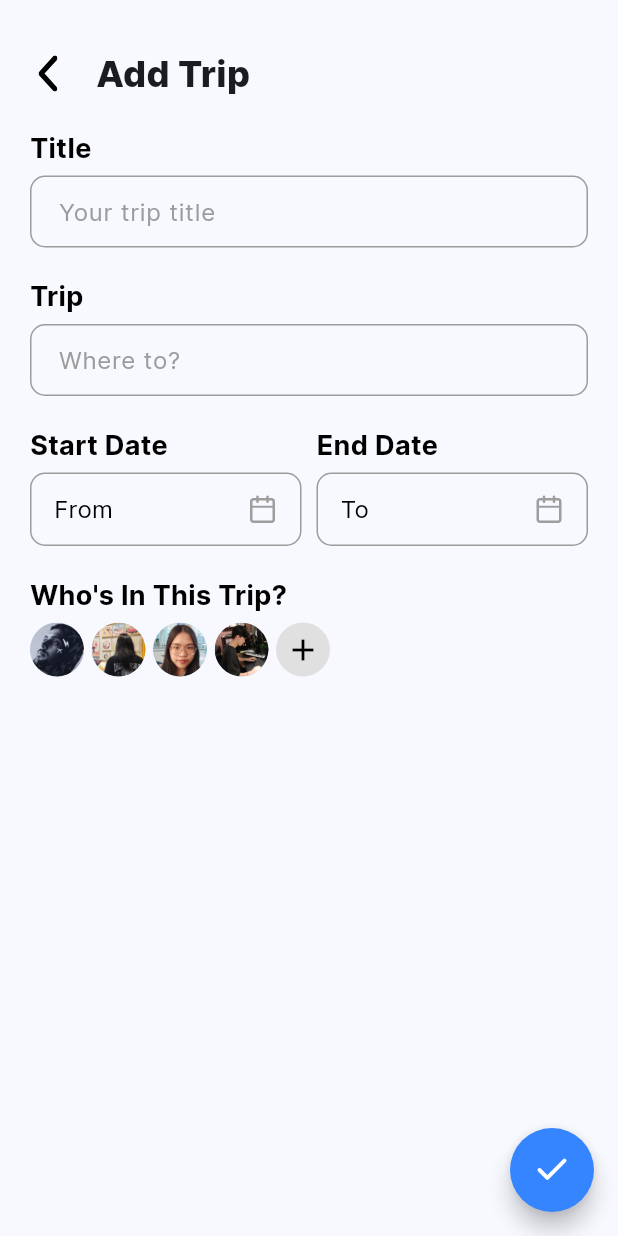
After one commit to ryanceha/Trippin, a Flutter app: the AddTripPage screen opened directly, on a phone screen of 412 x 824 dp. The commit adds this screen. Run offline on Flutter 3.47's test engine with Material 3 defaults, Android fonts, the phone set to English and light mode, and no system bars; our stand-ins replace animated_splash_screen, curved_navigation_bar, flutter_svg, percent_indicator.

Commit message:
add trip

```diff
--- a/lib/main.dart
+++ b/lib/main.dart
@@ -1,5 +1,7 @@
 import 'package:flutter/material.dart';
+import 'package:trippin/pages/add_trip_page.dart';
 import 'package:trippin/pages/splash_page.dart';
+import 'package:trippin/pages/split_billing_page.dart';
 
 void main() {
   runApp(const MainApp());
--- /dev/null
+++ b/lib/pages/add_trip_page.dart
@@ -0,0 +1,235 @@
+import 'package:flutter/material.dart';
+import 'package:flutter_svg/flutter_svg.dart';
+import 'package:trippin/pages/dashboard_page.dart';
+
+class AddTripPage extends StatefulWidget {
+  const AddTripPage({super.key});
+
+  @override
+  State<AddTripPage> createState() => _AddTripPageState();
+}
+
+class _AddTripPageState extends State<AddTripPage> {
+  final TextEditingController _titleController = TextEditingController();
+  final TextEditingController _tripController = TextEditingController();
+  DateTime? _startDate;
+  DateTime? _endDate;
+
+  @override
+  Widget build(BuildContext context) {
+    return Scaffold(
+      body: Padding(
+        padding: const EdgeInsets.symmetric(horizontal: 20, vertical: 32.0),
+        child: SingleChildScrollView(
+          child: Column(
+            crossAxisAlignment: CrossAxisAlignment.start,
+            children: [
+              Row(
+                children: [
+                  GestureDetector(
+                    onTap: () {
+                      Navigator.pop(context);
+                    },
+                    child: Container(
+                      width: 24,
+                      height: 24,
+                      child: SvgPicture.asset('lib/images/recommend/back.svg'),
+                    ),
+                  ),
+                  const SizedBox(width: 20),
+                  Text(
+                    'Add Trip',
+                    style: TextStyle(
+                      fontFamily: 'Inter',
+                      fontSize: 24,
+                      fontWeight: FontWeight.w800,
+                    ),
+                  ),
+                ],
+              ),
+              const SizedBox(height: 20),
+              _inputLabel("Title"),
+              const SizedBox(height: 5),
+              _inputField('Your trip title', _titleController),
+              const SizedBox(height: 20),
+              _inputLabel("Trip"),
+              const SizedBox(height: 5),
+              _inputField('Where to?', _tripController),
+              const SizedBox(height: 20),
+              Row(
+                children: [
+                  Flexible(
+                    child: Column(
+                      crossAxisAlignment: CrossAxisAlignment.start,
+                      children: [
+                        _inputLabel("Start Date"),
+                        const SizedBox(height: 5),
+                        _dateField(context, "From", _startDate, (date) {
+                          setState(() {
+                            _startDate = date;
+                          });
+                        }),
+                      ],
+                    ),
+                  ),
+                  const SizedBox(width: 10),
+                  Flexible(
+                    child: Column(
+                      crossAxisAlignment: CrossAxisAlignment.start,
+                      children: [
+                        _inputLabel("End Date"),
+                        const SizedBox(height: 5),
+                        _dateField(context, "To", _endDate, (date) {
+                          setState(() {
+                            _endDate = date;
+                          });
+                        }),
+                      ],
+                    ),
+                  ),
+                ],
+              ),
+              const SizedBox(height: 20),
+              _inputLabel("Who's In This Trip?"),
+              const SizedBox(height: 5),
+              _participantsRow(),
+              const SizedBox(
+                  height: 100), // Provide space for the floating button
+            ],
+          ),
+        ),
+      ),
+      floatingActionButton: FloatingActionButton(
+        onPressed: () {
+          Navigator.push(context,
+              MaterialPageRoute(builder: (context) => DashboardPage()));
+        },
+        // make the button round
+        shape: RoundedRectangleBorder(
+          borderRadius: BorderRadius.circular(100),
+        ),
+        backgroundColor: Color(0xFF3485FF),
+        child: SvgPicture.asset(
+          'lib/images/add_activity/check.svg',
+          color: Colors.white,
+          width: 25,
+          height: 25,
+        ),
+      ),
+      floatingActionButtonLocation: FloatingActionButtonLocation.endFloat,
+    );
+  }
+
+  Widget _inputLabel(String label) {
+    return Text(
+      label,
+      style: TextStyle(
+        color: Colors.black,
+        fontSize: 18,
+        fontWeight: FontWeight.bold,
+        fontFamily: 'Inter',
+      ),
+    );
+  }
+
+  Widget _inputField(String hintText, TextEditingController controller) {
+    var border = OutlineInputBorder(
+      borderRadius: BorderRadius.circular(10),
+      borderSide: const BorderSide(color: Color(0xFF9C9C9C)),
+    );
+    return TextField(
+      style: const TextStyle(color: Colors.black, fontFamily: 'Inter'),
+      controller: controller,
+      decoration: InputDecoration(
+        contentPadding: const EdgeInsets.symmetric(horizontal: 15),
+        hintText: hintText,
+        hintStyle: const TextStyle(
+            color: Color(0xFF9C9C9C), fontFamily: 'Inter', fontSize: 16),
+        enabledBorder: border,
+        focusedBorder: border,
+      ),
+    );
+  }
+
+  Widget _dateField(BuildContext context, String hint, DateTime? selectedDate,
+      Function(DateTime) onDatePicked) {
+    return GestureDetector(
+      onTap: () async {
+        final pickedDate = await showDatePicker(
+          context: context,
+          initialDate: DateTime.now(),
+          firstDate: DateTime(2000),
+          lastDate: DateTime(2101),
+        );
+        if (pickedDate != null) {
+          onDatePicked(pickedDate);
+        }
+      },
+      child: Container(
+        padding: const EdgeInsets.symmetric(horizontal: 15, vertical: 12),
+        decoration: BoxDecoration(
+          borderRadius: BorderRadius.circular(10),
+          border: Border.all(color: Color(0xFF9C9C9C)),
+        ),
+        child: Row(
+          children: [
+            Text(
+              selectedDate == null
+                  ? hint
+                  : "${selectedDate.toLocal()}".split(' ')[0],
+              style: TextStyle(
+                color: Colors.black,
+                fontFamily: 'Inter',
+                fontSize: 16,
+              ),
+            ),
+            Spacer(),
+            SvgPicture.asset(
+              'lib/images/add_activity/calendar.svg',
+              color: Colors.grey,
+              width: 20,
+              height: 20,
+            ),
+          ],
+        ),
+      ),
+    );
+  }
+
+  Widget _participantsRow() {
+    return Row(
+      children: [
+        CircleAvatar(
+          backgroundImage: AssetImage('lib/images/split_billing/aryo.png'),
+          radius: 18,
+        ),
+        const SizedBox(width: 5),
+        CircleAvatar(
+          backgroundImage: AssetImage('lib/images/split_billing/grace.png'),
+          radius: 18,
+        ),
+        const SizedBox(width: 5),
+        CircleAvatar(
+          backgroundImage: AssetImage('lib/images/split_billing/ruth.png'),
+          radius: 18,
+        ),
+        const SizedBox(width: 5),
+        CircleAvatar(
+          backgroundImage: AssetImage('lib/images/split_billing/ryan.png'),
+          radius: 18,
+        ),
+        const SizedBox(width: 5),
+        GestureDetector(
+          onTap: () {
+            // Handle add participant
+          },
+          child: CircleAvatar(
+            backgroundColor: Colors.grey.shade300,
+            child: Icon(Icons.add, color: Colors.black),
+            radius: 18,
+          ),
+        ),
+      ],
+    );
+  }
+}
--- a/lib/pages/home_page.dart
+++ b/lib/pages/home_page.dart
@@ -1,5 +1,6 @@
 import 'package:flutter/material.dart';
 import 'package:curved_navigation_bar/curved_navigation_bar.dart';
+import 'package:trippin/pages/add_trip_page.dart';
 import 'package:trippin/pages/dashboard_page.dart';
 import 'package:trippin/pages/recommend_page.dart';
 
@@ -164,7 +165,10 @@ class _HomePageState extends State<HomePage>
                         ),
                         TextButton(
                           onPressed: () {
-                            // Handle New button press
+                            Navigator.push(
+                                context,
+                                MaterialPageRoute(
+                                    builder: (context) => AddTripPage()));
                           },
                           style: TextButton.styleFrom(
                             foregroundColor: Colors.white,
```
